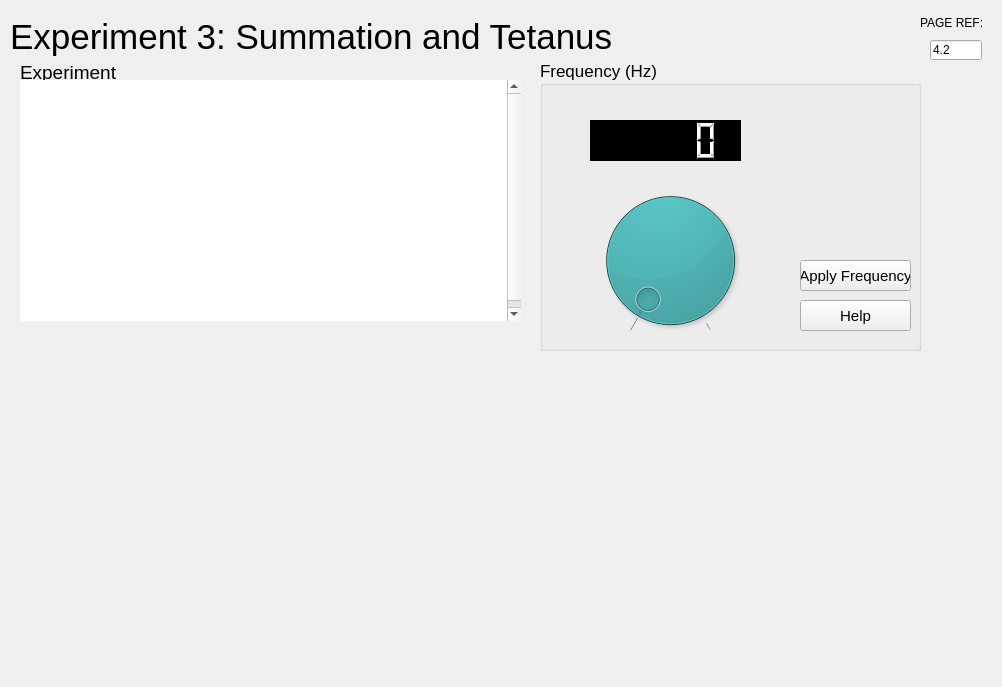
Above: rsc/ui/experiment3_tetanus_two.ui from KarinaKarenik/Skeletal-Muscle-Contraction-Lab before the change. Below: the same form after it.
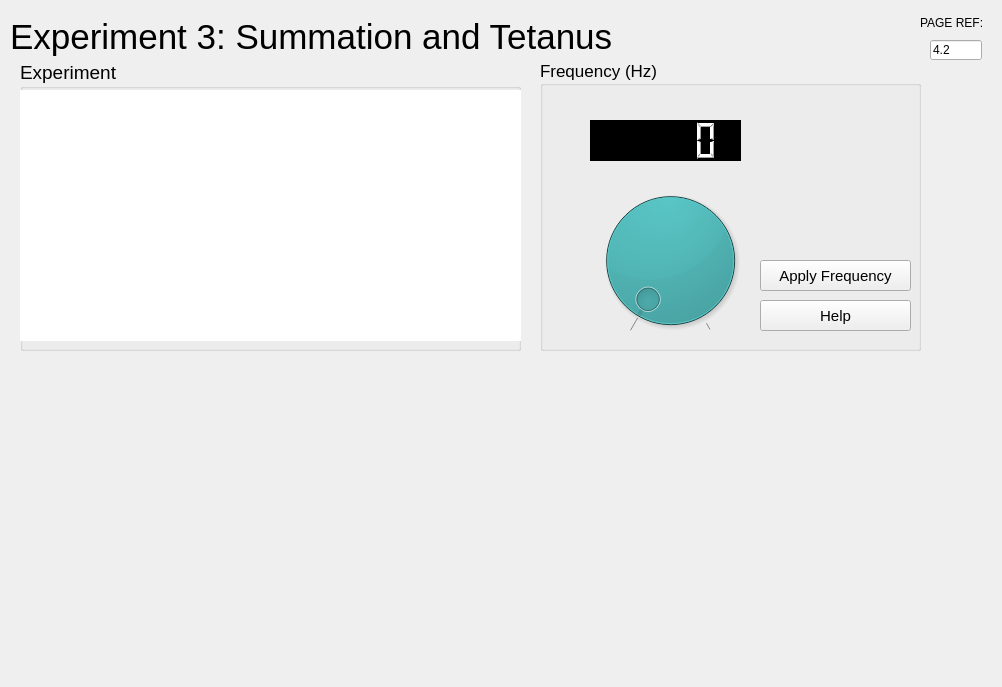
That is the form after the change. Icons and pictures are not drawn.

```diff
--- a/rsc/ui/experiment3_tetanus_two.ui
+++ b/rsc/ui/experiment3_tetanus_two.ui
@@ -190,7 +190,7 @@
       <x>20</x>
       <y>60</y>
       <width>501</width>
-      <height>261</height>
+      <height>291</height>
      </rect>
     </property>
     <property name="font">
@@ -205,9 +205,9 @@
      <property name="geometry">
       <rect>
        <x>0</x>
-       <y>20</y>
+       <y>30</y>
        <width>501</width>
-       <height>241</height>
+       <height>251</height>
       </rect>
      </property>
      <property name="frameShape">
@@ -290,9 +290,9 @@
     <widget class="QPushButton" name="pushButtonApplyFreq">
      <property name="geometry">
       <rect>
-       <x>260</x>
+       <x>220</x>
        <y>200</y>
-       <width>111</width>
+       <width>151</width>
        <height>31</height>
       </rect>
      </property>
@@ -308,9 +308,9 @@
     <widget class="QPushButton" name="pushButtonHelp">
      <property name="geometry">
       <rect>
-       <x>260</x>
+       <x>220</x>
        <y>240</y>
-       <width>111</width>
+       <width>151</width>
        <height>31</height>
       </rect>
      </property>
```
